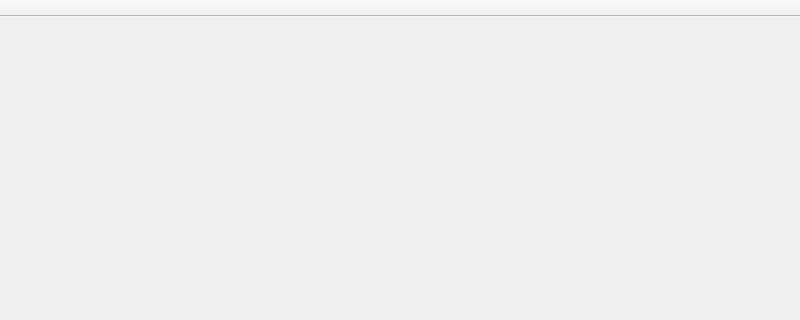
The window that specviz/data/ui/plot_window.ui (nmearl/specviz) describes before a commit, drawn with Qt 5; both pictures show x 0 to 800 and y 0 to 320 of the 800 by 600 pixel window.
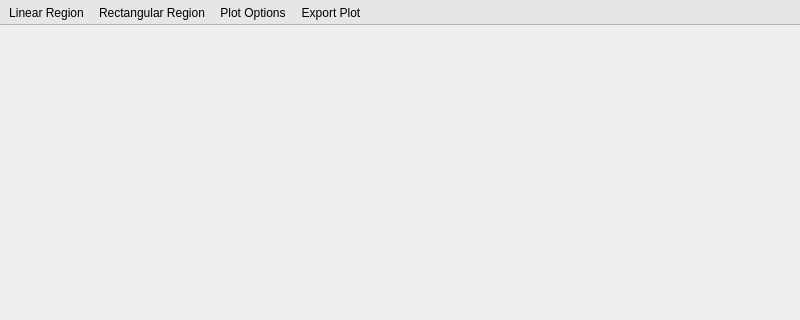
The same window after the commit.

The edit to the form file:
```diff
--- a/specviz/data/ui/plot_window.ui
+++ b/specviz/data/ui/plot_window.ui
@@ -34,7 +34,11 @@
     <string>toolBar</string>
    </property>
    <property name="styleSheet">
-    <string notr="true"/>
+    <string notr="true">QToolBar {
+	border: none;
+	background: rgb(230, 230, 230);
+	border-bottom: 1px solid rgb(179, 179, 179);
+}</string>
    </property>
    <property name="movable">
     <bool>false</bool>
@@ -45,6 +49,9 @@
      <height>24</height>
     </size>
    </property>
+   <property name="toolButtonStyle">
+    <enum>Qt::ToolButtonTextUnderIcon</enum>
+   </property>
    <property name="floatable">
     <bool>false</bool>
    </property>
@@ -54,7 +61,43 @@
    <attribute name="toolBarBreak">
     <bool>false</bool>
    </attribute>
+   <addaction name="linear_region_action"/>
+   <addaction name="rectangular_region_action"/>
+   <addaction name="plot_options_action"/>
+   <addaction name="export_plot_action"/>
   </widget>
+  <action name="linear_region_action">
+   <property name="text">
+    <string>Linear Region</string>
+   </property>
+   <property name="toolTip">
+    <string>Add a linear selection region</string>
+   </property>
+  </action>
+  <action name="rectangular_region_action">
+   <property name="text">
+    <string>Rectangular Region</string>
+   </property>
+   <property name="toolTip">
+    <string>Add a rectangular selection region</string>
+   </property>
+  </action>
+  <action name="plot_options_action">
+   <property name="text">
+    <string>Plot Options</string>
+   </property>
+   <property name="toolTip">
+    <string>Options for displaying plotted data</string>
+   </property>
+  </action>
+  <action name="export_plot_action">
+   <property name="text">
+    <string>Export Plot</string>
+   </property>
+   <property name="toolTip">
+    <string>Export the currently display plot</string>
+   </property>
+  </action>
  </widget>
  <resources/>
  <connections/>
```
